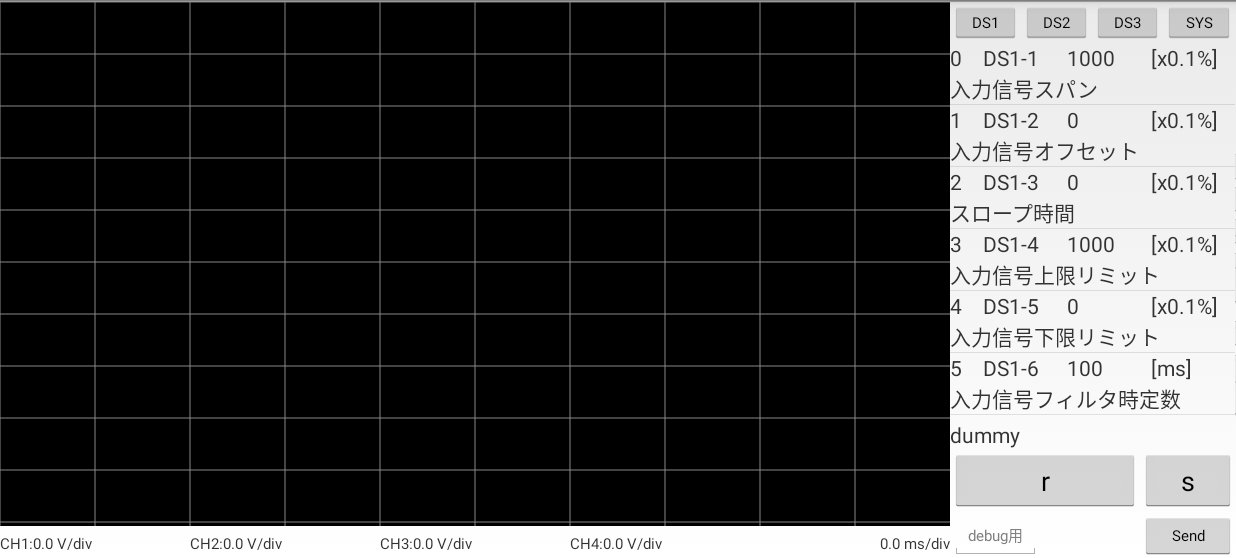
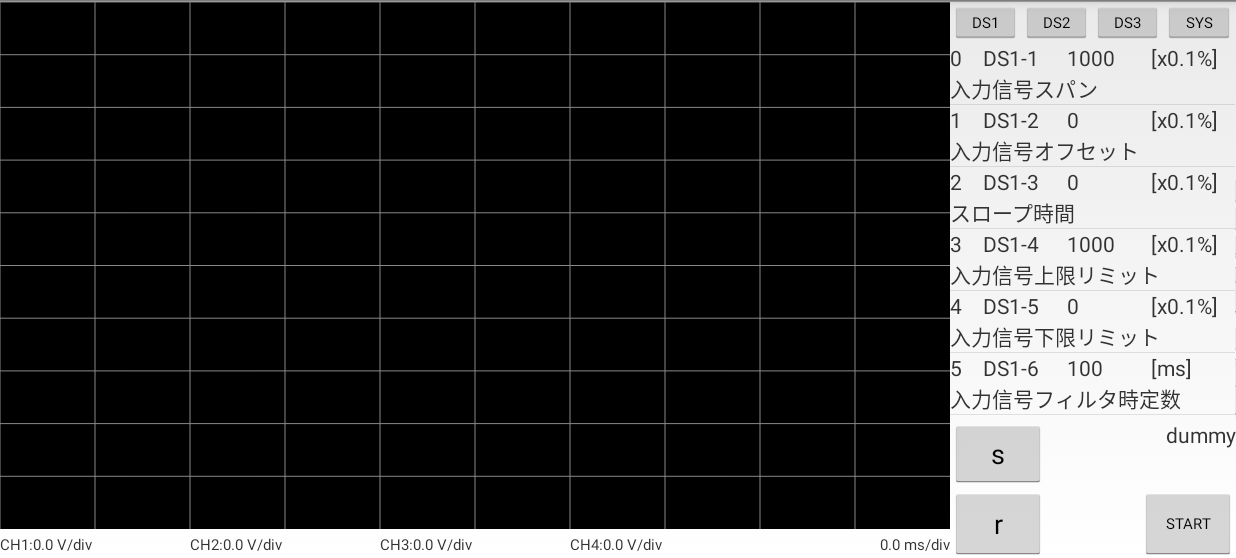
Before and after one commit to kenichiabe4ta/YukenBTC, an Android app: the screen it shows after launch (MainActivity), after a tap on an icon or button, on a phone screen of 824 x 412 dp (held sideways), the part 60-618 px from its top. Run offline under Robolectric (Android 15) with nearby library versions, the phone set to English and light mode, and no system bars; 1 statement that could not run was skipped.

Commit message:
連続A/Dデータ受信ボタン実装

```diff
--- a/Application/src/main/assets/init_parameter.txt
+++ b/Application/src/main/assets/init_parameter.txt
@@ -22,7 +22,7 @@
 21,DS3-2,出力電流 オフセット,0,[x0.0%]
 22,DS3-3,出力電流 上限リミット,1000,[x0.1%]
 23,DS3-4,出力電流 下限リミット,0,[x0.1%]
-24,DS3-5,reserved,0,
+24,DS3-5,A/Dデータ取り込み間隔,2000,[ms]
 25,DS3-6,reserved,0,
 26,DS3-7,reserved,0,
 27,DS3-8,reserved,0,
--- a/Application/src/main/java/com/example/android/bluetoothchat/BTCFragment.java
+++ b/Application/src/main/java/com/example/android/bluetoothchat/BTCFragment.java
@@ -47,14 +47,15 @@ public class BTCFragment extends Fragment {       //This fragment controls Bluet
     private static final int REQUEST_CONNECT_DEVICE_SECURE = 1;
     private static final int REQUEST_CONNECT_DEVICE_INSECURE = 2;
     private static final int REQUEST_ENABLE_BT = 3;
+
     // Layout Views
-    private ListView mConversationView;
-    private EditText mOutEditText;
-    private Button mSendButton;
+    //private ListView mConversationView;
+    //private EditText mOutEditText;
+    //private Button mSendButton;
 
     private String mConnectedDeviceName = null;             //Name of the connected device
-    private ArrayAdapter<String> mConversationArrayAdapter; //Array adapter for the conversation thread
-    private StringBuffer mOutStringBuffer;                  //String buffer for outgoing messages
+    //private ArrayAdapter<String> mConversationArrayAdapter; //Array adapter for the conversation thread
+    //private StringBuffer mOutStringBuffer;                  //String buffer for outgoing messages
     private BluetoothAdapter mBluetoothAdapter = null;      //Local Bluetooth adapter
 
     // privateのままmChatServiceにアクセスするためgetterを追加
@@ -108,42 +109,49 @@ public class BTCFragment extends Fragment {       //This fragment controls Bluet
             }
         }
     }
-
     @Override
     public View onCreateView(LayoutInflater inflater, @Nullable ViewGroup container,
                              @Nullable Bundle savedInstanceState) {
         return inflater.inflate(R.layout.activity_main_fragment, container, false);
     }
+
+
     @Override
     public void onViewCreated(View view, @Nullable Bundle savedInstanceState) {
-        mConversationView = (ListView) view.findViewById(R.id.massage_listview);  // massage_listview:Message表示用listview
-        mOutEditText = (EditText) view.findViewById(R.id.edit_text_out);
-        mSendButton = (Button) view.findViewById(R.id.button_send);
+        //mConversationView = (ListView) view.findViewById(R.id.massage_listview);  // massage_listview:Message表示用listview
+        //mOutEditText = (EditText) view.findViewById(R.id.edit_text_out);
+        //mSendButton = (Button) view.findViewById(R.id.button_send);
     }
 
     private void setupChat() {    //Set up the UI and background operations for chat.
+
         Log.d(TAG, "setupChat()");
         // Initialize the array adapter for the conversation thread
-        mConversationArrayAdapter = new ArrayAdapter<String>(getActivity(), R.layout.message);
-        mConversationView.setAdapter(mConversationArrayAdapter);
+        //mConversationArrayAdapter = new ArrayAdapter<String>(getActivity(), R.layout.message);  //message.xml
+        //mConversationView.setAdapter(mConversationArrayAdapter);
+
         // Initialize the compose field with a listener for the return key
-        mOutEditText.setOnEditorActionListener(mWriteListener);
+        //mOutEditText.setOnEditorActionListener(mWriteListener);
+
         // Initialize the send button with a listener that for click events
-        mSendButton.setOnClickListener(new View.OnClickListener() {
-            public void onClick(View v) {
+        //mSendButton.setOnClickListener(new View.OnClickListener() {
+        //    public void onClick(View v) {
                 // Send a message using content of the edit text widget
-                View view = getView();
-                if (null != view) {
-                    TextView textView = (TextView) view.findViewById(R.id.edit_text_out);
-                    String message = textView.getText().toString();
-                    sendMessage(message);
-                }
-            }
-        });
+        //        View view = getView();
+        //        if (null != view) {
+        //            TextView textView = (TextView) view.findViewById(R.id.edit_text_out);
+        //            String message = textView.getText().toString();
+        //            sendMessage(message);
+        //        }
+        //    }
+        //});
+
+
         // Initialize the BTCService to perform bluetooth connections
         mChatService = new BTCService(getActivity(), mHandler);
+
         // Initialize the buffer for outgoing messages
-        mOutStringBuffer = new StringBuffer("");
+        //mOutStringBuffer = new StringBuffer("");
     }
     private void ensureDiscoverable() {         //Makes this device discoverable.
         if (mBluetoothAdapter.getScanMode() !=
@@ -161,22 +169,26 @@ public class BTCFragment extends Fragment {       //This fragment controls Bluet
         if (message.length() > 0) {             // Check that there's actually something to send
             byte[] send = message.getBytes();   // Get the message bytes and tell the BTCService to write
             mChatService.write(send);
-            mOutStringBuffer.setLength(0);      // Reset out string buffer to zero and clear the edit text field
-            mOutEditText.setText(mOutStringBuffer);
+            //mOutStringBuffer.setLength(0);      // Reset out string buffer to zero and clear the edit text field
+            //mOutEditText.setText(mOutStringBuffer);
         }
     }
+
     //The action listener for the EditText widget, to listen for the return key
-    private TextView.OnEditorActionListener mWriteListener
-            = new TextView.OnEditorActionListener() {
-        public boolean onEditorAction(TextView view, int actionId, KeyEvent event) {
+    //private TextView.OnEditorActionListener mWriteListener
+    //        = new TextView.OnEditorActionListener() {
+    //    public boolean onEditorAction(TextView view, int actionId, KeyEvent event) {
             // If the action is a key-up event on the return key, send the message
-            if (actionId == EditorInfo.IME_NULL && event.getAction() == KeyEvent.ACTION_UP) {
-                String message = view.getText().toString();
-                sendMessage(message);
-            }
-            return true;
-        }
-    };
+    //        if (actionId == EditorInfo.IME_NULL && event.getAction() == KeyEvent.ACTION_UP) {
+    //            String message = view.getText().toString();
+    //            sendMessage(message);
+    //        }
+    //        return true;
+    //    }
+    //};
+
+
+
     private void setStatus(int resId) {     //Updates the status on the action bar.
         FragmentActivity activity = getActivity();
         if (null == activity) { return; }
@@ -201,7 +213,7 @@ public class BTCFragment extends Fragment {       //This fragment controls Bluet
                     switch (msg.arg1) {
                         case BTCService.STATE_CONNECTED:
                             setStatus(getString(R.string.title_connected_to, mConnectedDeviceName));
-                            mConversationArrayAdapter.clear();
+                            //mConversationArrayAdapter.clear();
                             break;
                         case BTCService.STATE_CONNECTING:
                             setStatus(R.string.title_connecting);
@@ -213,16 +225,16 @@ public class BTCFragment extends Fragment {       //This fragment controls Bluet
                     }
                     break;
                 case Constants.MESSAGE_WRITE:
-                    byte[] writeBuf = (byte[]) msg.obj;
+                    //byte[] writeBuf = (byte[]) msg.obj;
                     // construct a string from the buffer
-                    String writeMessage = new String(writeBuf);
-                    mConversationArrayAdapter.add("Me:  " + writeMessage);
+                    //String writeMessage = new String(writeBuf);
+                    //mConversationArrayAdapter.add("Me:  " + writeMessage);
                     break;
                 case Constants.MESSAGE_READ:
-                    byte[] readBuf = (byte[]) msg.obj;
+                    //byte[] readBuf = (byte[]) msg.obj;
                     // construct a string from the valid bytes in the buffer
-                    String readMessage = new String(readBuf, 0, msg.arg1);
-                    mConversationArrayAdapter.add(mConnectedDeviceName + ":  " + readMessage);
+                    //String readMessage = new String(readBuf, 0, msg.arg1);
+                    //mConversationArrayAdapter.add(mConnectedDeviceName + ":  " + readMessage);
                     break;
                 case Constants.MESSAGE_DEVICE_NAME:
                     // save the connected device's name
--- a/Application/src/main/java/com/example/android/bluetoothchat/CustomCanvas.java
+++ b/Application/src/main/java/com/example/android/bluetoothchat/CustomCanvas.java
@@ -20,8 +20,8 @@ public class CustomCanvas extends View {
     protected void onDraw(Canvas canvas) {
         mCanvas_w=getWidth();
         mCanvas_h=getHeight();
-        Log.d("canvas_w,canvas_h=",String.valueOf(mCanvas_w)+","+String.valueOf(mCanvas_h));
-        Log.d("canvas_root_w,h=",String.valueOf(getRootView().getWidth())+","+String.valueOf(getRootView().getHeight()));
+        //Log.d("canvas_w,canvas_h=",String.valueOf(mCanvas_w)+","+String.valueOf(mCanvas_h));
+        //Log.d("canvas_root_w,h=",String.valueOf(getRootView().getWidth())+","+String.valueOf(getRootView().getHeight()));
         // 背景
         canvas.drawColor(Color.BLACK);
         // 枠線描画(10分割)
@@ -32,13 +32,11 @@ public class CustomCanvas extends View {
     private void drawFrame(Canvas canvas){
         mPaint.setColor(Color.GRAY);
         mPaint.setStrokeWidth(1);
-        for (int i = 0; i<mCanvas_h; i++) {
-            if (i % (mCanvas_h/10) != 0) { continue; }
-            canvas.drawLine(0, i, mCanvas_w, i, mPaint);// drawline(始点x,y,終点x,y,Paint)
-        }
-        for (int i = 0; i<mCanvas_w; i++) {
-            if (i % (mCanvas_w/10) != 0) { continue; }
-            canvas.drawLine(i, 0, i,mCanvas_h, mPaint);
+        float h=mCanvas_h/10.0f;
+        float w=mCanvas_w/10.0f;
+        for (int i=0; i<10; i++){
+            canvas.drawLine(0, h*i, mCanvas_w, h*i, mPaint);// 横線   drawline(始点x,y,終点x,y,Paint)
+            canvas.drawLine(w*i, 0, w*i, mCanvas_h, mPaint);// 縦線   drawline(始点x,y,終点x,y,Paint)
         }
     }
     private void drawWave(Canvas canvas){
--- a/Application/src/main/java/com/example/android/bluetoothchat/MainActivity.java
+++ b/Application/src/main/java/com/example/android/bluetoothchat/MainActivity.java
@@ -48,11 +48,20 @@ public class MainActivity extends FragmentActivity {
     private CustomAdapter mCustomAdapater;
     private CustomCanvas mCustomCanvas;
 
+    // 連続データ受信用
+    private android.os.Handler handler = new android.os.Handler();
+    private Runnable timer;
+    private boolean start_flg=false;
+    private Button START;
+
     // パラメータ設定用UI view
     private TextView p_id,p_value;
     private Button x10_plus,x1_plus,x1_minus,x10_minus, OKbutton,CANCEL;
     private int temp_value;
+    //private TextView mDEBUGtv;
+    private TextView s_bt,r_bt;
     private boolean value_chg_f;
+
     private ParamDetails mParamDetails;
     // パラメータ設定用UI幅変更
     private LinearLayout p_editUI;
@@ -100,6 +109,12 @@ public class MainActivity extends FragmentActivity {
         x10_minus = (Button) findViewById(R.id.x10_minus);
         OKbutton = (Button) findViewById(R.id.ok_bt);
         CANCEL = (Button) findViewById(R.id.cancel_bt);
+
+        START = (Button) findViewById(R.id.start);
+        //mDEBUGtv = (TextView) findViewById(R.id.state); //debug用
+        s_bt = (Button) findViewById(R.id.s_bt);
+        r_bt = (Button) findViewById(R.id.r_bt);
+
         // パラメータ設定用UI幅変更
         p_editUI = (LinearLayout) findViewById(R.id.p_editUI);
         setParamButton(false,false,false);   // button: +-/ok/cancel
@@ -204,9 +219,23 @@ public class MainActivity extends FragmentActivity {
         int[] wave_dt = new int[1024];
         for (int i=0; i<wave_dt.length; i++){ wave_dt[i]=i; }
         mCustomCanvas.setWavedt(wave_dt);
-        TextView mTV = (TextView) findViewById(R.id.state);     // debug用
-        mTV.setText("CH1=dummy data");
     }
+    //↑TextView mTV = (TextView) findViewById(R.id.state);     // NG
+    //mDEBUGtv.setText("CH1=dummy data");
+
+
+    // debug用ボタン
+    public void s_bt(View v){    // ダミーデータ送信
+        byte[] send = new byte[2];
+        send[0]=(byte)'s';          // LED点灯
+        mBTCFragment.getmChatService().write(send);
+    }
+    public void r_bt(View v){    // ダミーデータ送信
+        byte[] send = new byte[2];
+        send[0]=(byte)'r';          // LED消灯
+        mBTCFragment.getmChatService().write(send);
+    }
+
     // パラメータ設定用ボタン
     public void x10_plus(View v){
         if((temp_value+=10)>10000){ temp_value=9999; }
@@ -246,17 +275,36 @@ public class MainActivity extends FragmentActivity {
         editUI_open(false);
     }
 
-    // debug用ボタン
-    public void s_bt(View v){    // ダミーデータ送信
-        byte[] send = new byte[2];
-        send[0]=(byte)'s';          // LED点灯
-        mBTCFragment.getmChatService().write(send);
+    // 連続データ受信用ボタン
+    public void start(View v){
+        if(start_flg){
+            start_flg=false;
+            START.setText("STOP");
+            adStart();
+        }else{
+            start_flg=true;
+            START.setText("START");
+            handler.removeCallbacks(timer);
+        }
     }
-    public void r_bt(View v){    // ダミーデータ送信
-        byte[] send = new byte[2];
-        send[0]=(byte)'r';          // LED消灯
-        mBTCFragment.getmChatService().write(send);
+    private void adStart(){
+        timer = new Runnable() {
+            @Override
+            public void run() {
+                //繰り返し処理部分
+                s_bt(s_bt);
+                handler.postDelayed(timer,getParambyno(24));  //次回処理を２秒後にセット
+            }
+        };
+        //初回実行処理部分
+        s_bt(s_bt);
+        handler.postDelayed(timer,getParambyno(24));
     }
+    private int getParambyno(int no){
+        ParamDetails p = (ParamDetails) mlistView.getAdapter().getItem(no);
+        return p.getParam_value();
+    }
+
     @Override
     protected void onStart() {
         super.onStart();
--- a/Application/src/main/res/layout/activity_main_fragment.xml
+++ b/Application/src/main/res/layout/activity_main_fragment.xml
@@ -31,14 +31,6 @@
             android:layout_width="wrap_content"
             android:layout_height="0dp"
             android:layout_weight="17" />
-
-        <ListView
-            android:id="@+id/massage_listview"
-            android:layout_width="match_parent"
-            android:layout_height="0dp"
-            android:layout_weight="0.1"
-            android:stackFromBottom="true"
-            android:transcriptMode="alwaysScroll" />
 
         <!-- CH表示 -->
         <LinearLayout
@@ -186,7 +178,7 @@
                     android:layout_margin="0dp"
                     android:layout_weight="1"
                     android:gravity="center"
-                    android:padding="0dp"
+                    android:padding="6dp"
                     android:text="DS1-1"
                     android:textSize="14dp" />
 
@@ -198,7 +190,7 @@
                     android:layout_margin="0dp"
                     android:layout_weight="1"
                     android:gravity="center"
-                    android:padding="0dp"
+                    android:padding="6dp"
                     android:text="0000"
                     android:textSize="14dp" />
 
@@ -271,7 +263,6 @@
                     android:text="CANCEL"
                     android:textSize="10dp" />
             </LinearLayout>
-
         </LinearLayout>
 
 
@@ -281,61 +272,47 @@
             android:layout_height="0dp"
             android:layout_weight="3">
 
-            <EditText
-                android:id="@+id/edit_text_out"
+            <Button
+                android:id="@+id/start"
+                android:layout_width="wrap_content"
+                android:layout_height="wrap_content"
+                android:layout_alignParentBottom="true"
+                android:layout_alignParentEnd="true"
+                android:layout_alignParentRight="true"
+                android:text="START"
+                android:onClick="start"
+                android:textSize="10dp" />
+
+            <TextView
+                android:id="@+id/state"
+                android:layout_width="wrap_content"
+                android:layout_height="wrap_content"
+                android:text="dummy"
+                android:layout_alignParentTop="true"
+                android:layout_alignParentRight="true"
+                android:layout_alignParentEnd="true" />
+
+            <Button
+                android:id="@+id/s_bt"
+                android:layout_width="wrap_content"
+                android:layout_height="wrap_content"
+                android:layout_alignParentTop="true"
+                android:layout_alignParentLeft="true"
+                android:layout_alignParentStart="true"
+                android:text="s"
+                android:onClick="s_bt"
+                android:layout_above="@+id/r_bt" />
+
+            <Button
+                android:id="@+id/r_bt"
                 android:layout_width="wrap_content"
                 android:layout_height="wrap_content"
                 android:layout_alignParentBottom="true"
                 android:layout_alignParentLeft="true"
                 android:layout_alignParentStart="true"
-                android:hint="debug用"
-                android:textSize="10dp" />
-
-            <Button
-                android:id="@+id/button_send"
-                android:layout_width="wrap_content"
-                android:layout_height="wrap_content"
-                android:layout_alignParentBottom="true"
-                android:layout_alignParentEnd="true"
-                android:layout_alignParentRight="true"
-                android:text="@string/send"
-                android:textSize="10dp"
-                android:layout_alignTop="@+id/edit_text_out" />
-
-            <TextView
-                android:id="@+id/state"
-                android:layout_width="wrap_content"
-                android:layout_height="wrap_content"
-                android:layout_alignParentLeft="true"
-                android:layout_alignParentStart="true"
-                android:layout_alignParentTop="true"
-                android:text="dummy" />
-
-            <Button
-                android:layout_width="wrap_content"
-                android:layout_height="wrap_content"
-                android:text="s"
-                android:onClick="s_bt"
-                android:id="@+id/button"
-                android:layout_alignTop="@+id/button2"
-                android:layout_alignParentRight="true"
-                android:layout_alignParentEnd="true"
-                android:layout_above="@+id/button_send"
-                android:layout_alignLeft="@+id/button_send"
-                android:layout_alignStart="@+id/button_send" />
-
-            <Button
-                android:layout_width="wrap_content"
-                android:layout_height="wrap_content"
+                android:onClick="r_bt"
                 android:text="r"
-                android:onClick="r_bt"
-                android:id="@+id/button2"
-                android:layout_above="@+id/edit_text_out"
-                android:layout_alignParentLeft="true"
-                android:layout_alignParentStart="true"
-                android:layout_below="@+id/state"
-                android:layout_toLeftOf="@+id/button_send"
-                android:layout_toStartOf="@+id/button_send" />
+                android:layout_alignTop="@+id/button_send" />
 
         </RelativeLayout>
     </LinearLayout>
```
Also changed, not shown: Application/src/main/java/com/example/android/bluetoothchat/BTCService.java (+24 -7 lines), 43 other files.
